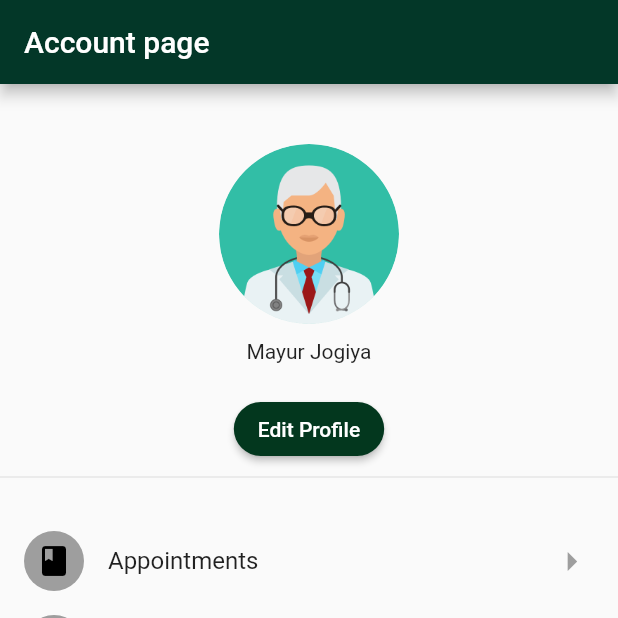
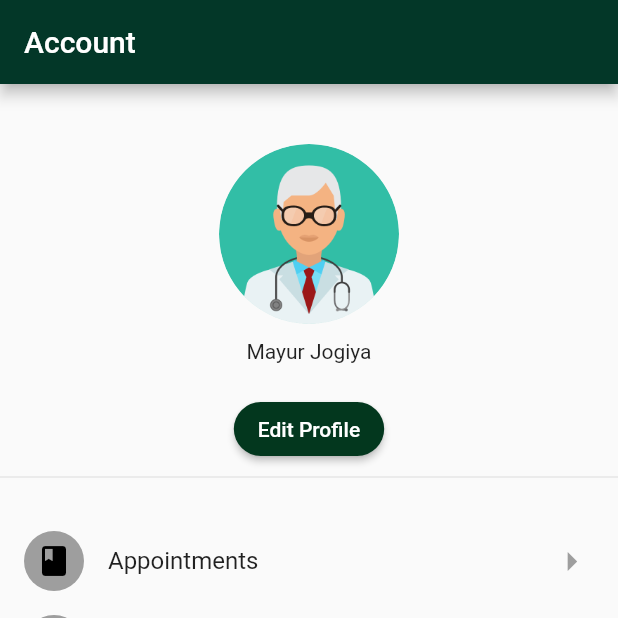
Before and after one commit to mjogiya/The-Royal-Aesculapian, a Flutter app: the Dashboard screen opened directly, item 5 of the bottom bar chosen, on a phone screen of 412 x 824 dp, the top half of it. Run offline on Flutter 3.47's test engine with Material 2 defaults, Android fonts, the phone set to English and light mode, and no system bars.

Commit message:
changed name again

```diff
--- a/lib/pages/Dashboard/Account.dart
+++ b/lib/pages/Dashboard/Account.dart
@@ -14,7 +14,7 @@ class _AccountState extends State<Account> {
     return MaterialApp(
       home: Scaffold(
         appBar: AppBar(
-          title: Text("Account page"),
+          title: Text("Account"),
           backgroundColor: Color.fromARGB(255, 3, 55, 40),
         ),
         body: SingleChildScrollView(
```
